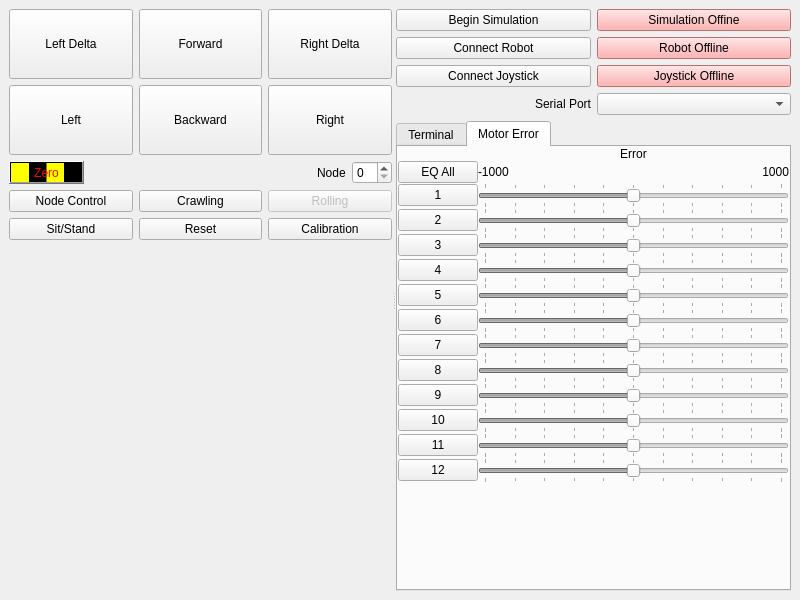
BYUCMR/Capstone_TREG, file rift/ui/main.ui: the form before one commit.
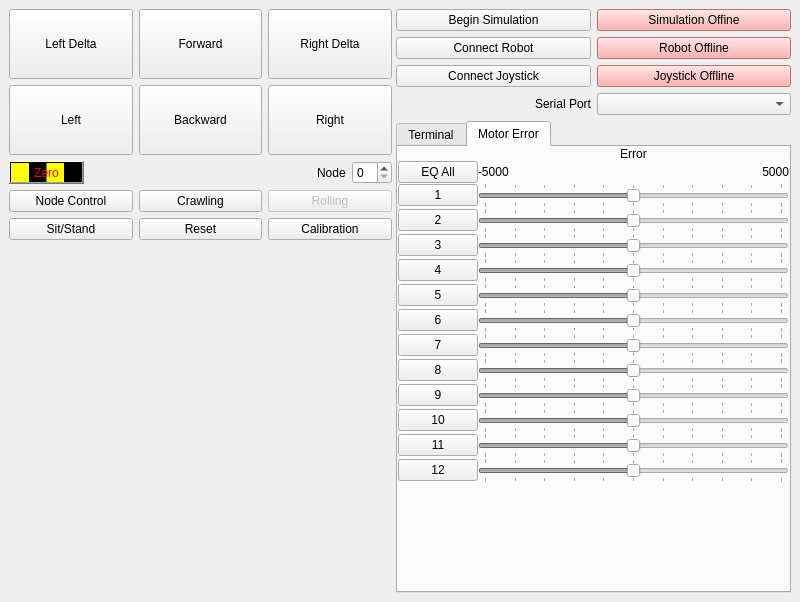
The form after the commit.

Commit message: Adjusted error scale

Diff of the .ui file:
```diff
--- a/rift/ui/main.ui
+++ b/rift/ui/main.ui
@@ -7,7 +7,7 @@
     <x>0</x>
     <y>0</y>
     <width>800</width>
-    <height>600</height>
+    <height>602</height>
    </rect>
   </property>
   <property name="windowTitle">
@@ -737,7 +737,7 @@
                 <item>
                  <widget class="QLabel" name="ms_label_1">
                   <property name="text">
-                   <string>-1000</string>
+                   <string>-5000</string>
                   </property>
                  </widget>
                 </item>
@@ -757,7 +757,7 @@
                 <item>
                  <widget class="QLabel" name="ms_label_2">
                   <property name="text">
-                   <string>1000</string>
+                   <string>5000</string>
                   </property>
                   <property name="alignment">
                    <set>Qt::AlignmentFlag::AlignRight|Qt::AlignmentFlag::AlignTrailing|Qt::AlignmentFlag::AlignVCenter</set>
```
Left out of the diff: 72 changed lines with no effect on the pictures. The commit also changes 1 other file.
